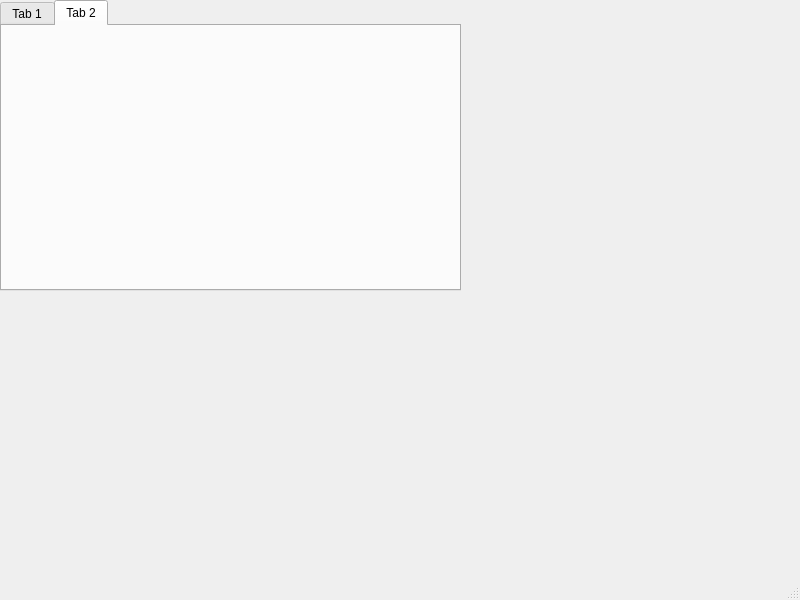
This is qt/CanMaster/canmaster.ui in root-93/CAN-Master as Qt 5 draws it before an edit. The edited form follows.
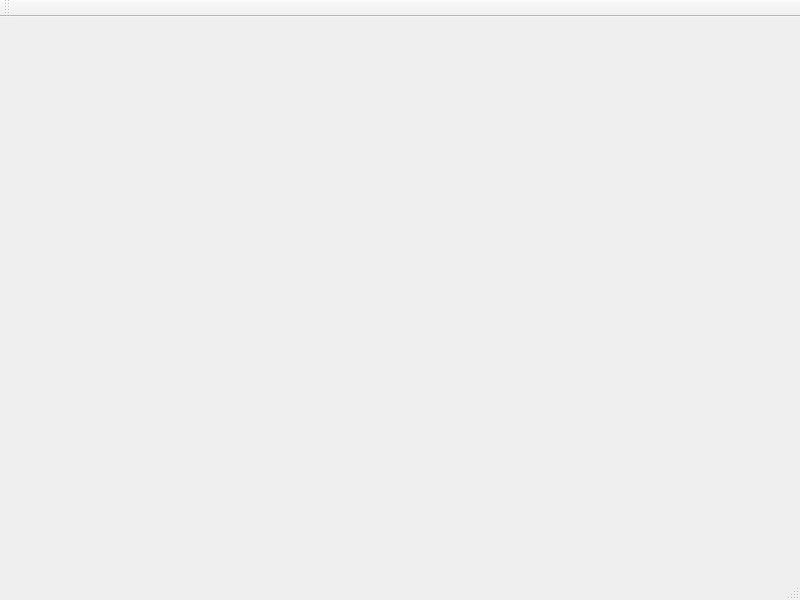
This is the edited form.

Diff of the .ui file:
```diff
--- a/qt/CanMaster/canmaster.ui
+++ b/qt/CanMaster/canmaster.ui
@@ -13,31 +13,7 @@
   <property name="windowTitle">
    <string>CanMaster</string>
   </property>
-  <widget class="QWidget" name="centralwidget">
-   <widget class="QTabWidget" name="tabWidget">
-    <property name="geometry">
-     <rect>
-      <x>0</x>
-      <y>0</y>
-      <width>461</width>
-      <height>291</height>
-     </rect>
-    </property>
-    <property name="currentIndex">
-     <number>1</number>
-    </property>
-    <widget class="QWidget" name="tab">
-     <attribute name="title">
-      <string>Tab 1</string>
-     </attribute>
-    </widget>
-    <widget class="QWidget" name="tab_2">
-     <attribute name="title">
-      <string>Tab 2</string>
-     </attribute>
-    </widget>
-   </widget>
-  </widget>
+  <widget class="QWidget" name="centralwidget"/>
   <widget class="QMenuBar" name="menubar">
    <property name="geometry">
     <rect>
@@ -49,6 +25,17 @@
    </property>
   </widget>
   <widget class="QStatusBar" name="statusbar"/>
+  <widget class="QToolBar" name="toolBar">
+   <property name="windowTitle">
+    <string>toolBar</string>
+   </property>
+   <attribute name="toolBarArea">
+    <enum>TopToolBarArea</enum>
+   </attribute>
+   <attribute name="toolBarBreak">
+    <bool>false</bool>
+   </attribute>
+  </widget>
  </widget>
  <resources/>
  <connections/>
```
